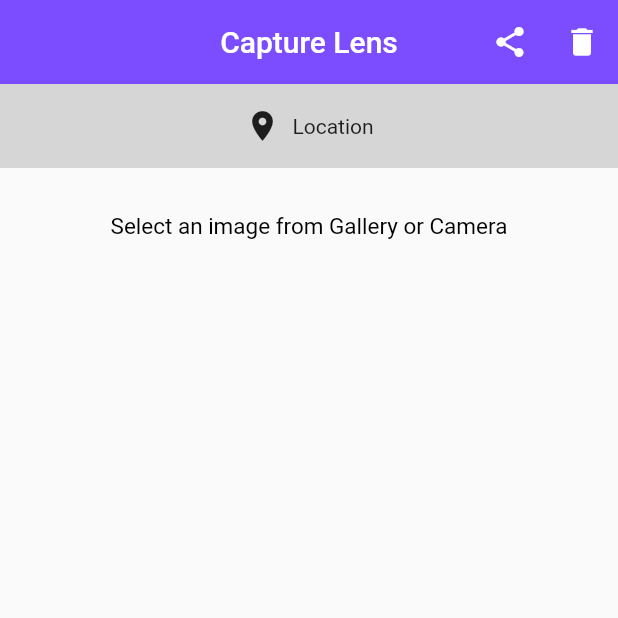
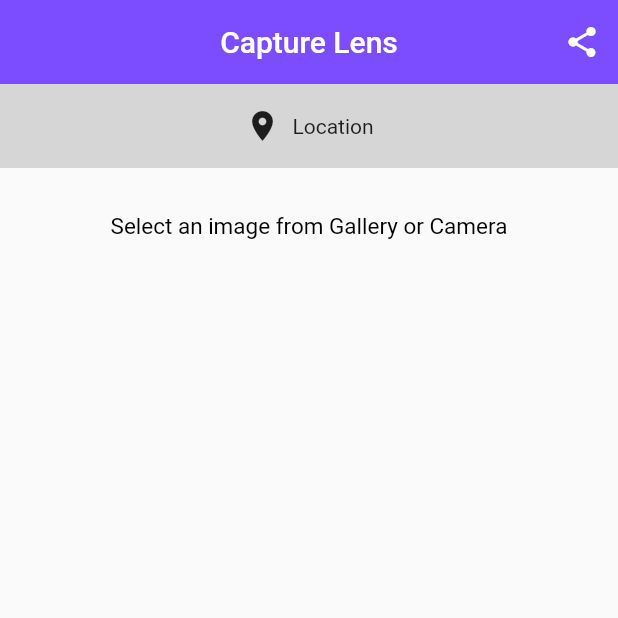
Before and after one commit to Mohitmadhav/Capture-Lens, a Flutter app: the screen it shows after launch, on a phone screen of 412 x 824 dp, the top half of it. Run offline on Flutter 3.47's test engine with Material 2 defaults, Android fonts, the light colour scheme and no system bars; our stand-ins replace geocoding, geolocator, image_picker; Roboto replaces fonts that are missing (Schyler-Regular).

Commit message:
Location changes

```diff
--- a/lib/Home.dart
+++ b/lib/Home.dart
@@ -63,13 +63,13 @@ class _MyHomePageState extends State<Home> {
           backgroundColor: Colors.deepPurpleAccent,
           actions: [
             IconButton(icon: Icon(Icons.share), onPressed: () async {}),
-            IconButton(
-                icon: Icon(Icons.delete),
-                onPressed: () {
-                  setState(() {
-                    _image.delete();
-                  });
-                })
+            // IconButton(
+            //     icon: Icon(Icons.delete),
+            //     onPressed: () {
+            //       setState(() {
+            //         _image.delete();
+            //       });
+            //     })
           ],
           centerTitle: true,
           title: Text(
```
